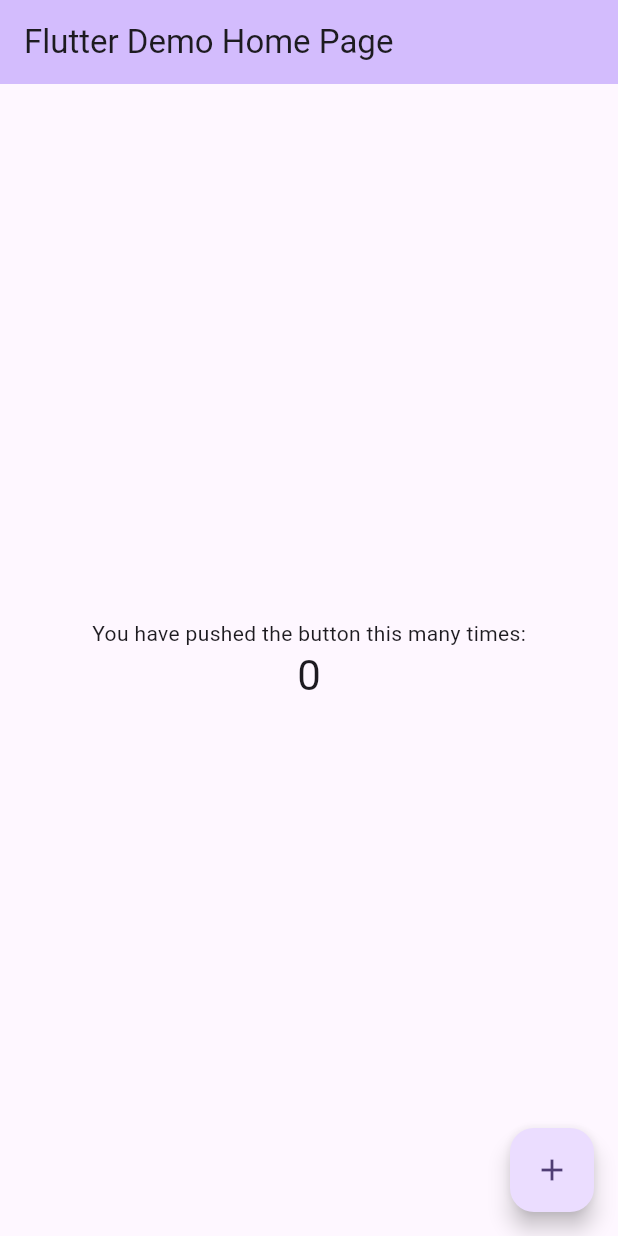
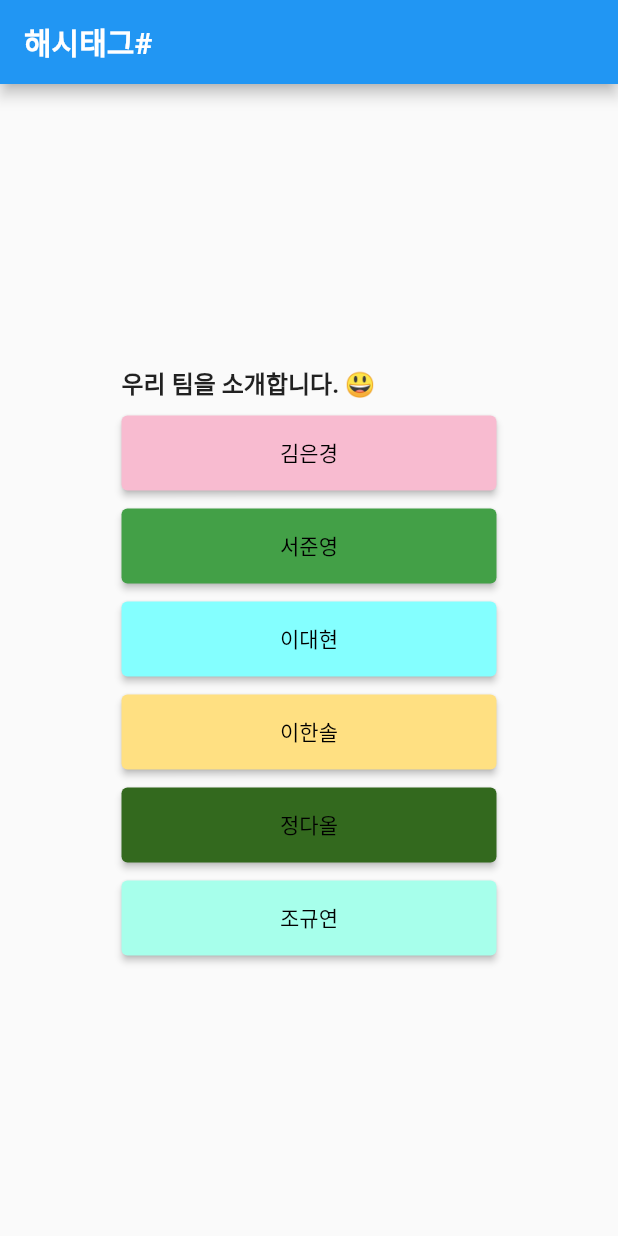
Before and after one commit to Luna828/teamCard_flutter, a Flutter app: the screen it shows after launch, on a phone screen of 412 x 824 dp. Run offline on Flutter 3.47's test engine with Material 2 defaults, Android fonts, the phone set to English and light mode, and no system bars; our stand-ins replace shared_preferences.

Commit message:
[FEAT]homepage 추가, [DOCS].gitignore에 .DS_Store 추가

```diff
--- a/team_card_project/lib/main.dart
+++ b/team_card_project/lib/main.dart
@@ -1,125 +1,153 @@
+import 'package:flutter/cupertino.dart';
 import 'package:flutter/material.dart';
+import 'package:shared_preferences/shared_preferences.dart';
+import 'GyuYeon.dart';
 
-void main() {
-  runApp(const MyApp());
+late SharedPreferences prefs;
+void main() async {
+  WidgetsFlutterBinding.ensureInitialized();
+  prefs = await SharedPreferences.getInstance();
+  runApp(
+    const MyApp(),
+  );
 }
 
 class MyApp extends StatelessWidget {
   const MyApp({super.key});
-
   // This widget is the root of your application.
   @override
   Widget build(BuildContext context) {
     return MaterialApp(
-      title: 'Flutter Demo',
-      theme: ThemeData(
-        // This is the theme of your application.
-        //
-        // TRY THIS: Try running your application with "flutter run". You'll see
-        // the application has a blue toolbar. Then, without quitting the app,
-        // try changing the seedColor in the colorScheme below to Colors.green
-        // and then invoke "hot reload" (save your changes or press the "hot
-        // reload" button in a Flutter-supported IDE, or press "r" if you used
-        // the command line to start the app).
-        //
-        // Notice that the counter didn't reset back to zero; the application
-        // state is not lost during the reload. To reset the state, use hot
-        // restart instead.
-        //
-        // This works for code too, not just values: Most code changes can be
-        // tested with just a hot reload.
-        colorScheme: ColorScheme.fromSeed(seedColor: Colors.deepPurple),
-        useMaterial3: true,
-      ),
-      home: const MyHomePage(title: 'Flutter Demo Home Page'),
+      debugShowCheckedModeBanner: false,
+      home: HomePage(),
     );
   }
 }
 
-class MyHomePage extends StatefulWidget {
-  const MyHomePage({super.key, required this.title});
-
-  // This widget is the home page of your application. It is stateful, meaning
-  // that it has a State object (defined below) that contains fields that affect
-  // how it looks.
-
-  // This class is the configuration for the state. It holds the values (in this
-  // case the title) provided by the parent (in this case the App widget) and
-  // used by the build method of the State. Fields in a Widget subclass are
-  // always marked "final".
-
-  final String title;
-
-  @override
-  State<MyHomePage> createState() => _MyHomePageState();
-}
-
-class _MyHomePageState extends State<MyHomePage> {
-  int _counter = 0;
-
-  void _incrementCounter() {
-    setState(() {
-      // This call to setState tells the Flutter framework that something has
-      // changed in this State, which causes it to rerun the build method below
-      // so that the display can reflect the updated values. If we changed
-      // _counter without calling setState(), then the build method would not be
-      // called again, and so nothing would appear to happen.
-      _counter++;
-    });
-  }
-
+class HomePage extends StatelessWidget {
+  const HomePage({super.key});
   @override
   Widget build(BuildContext context) {
-    // This method is rerun every time setState is called, for instance as done
-    // by the _incrementCounter method above.
-    //
-    // The Flutter framework has been optimized to make rerunning build methods
-    // fast, so that you can just rebuild anything that needs updating rather
-    // than having to individually change instances of widgets.
     return Scaffold(
       appBar: AppBar(
-        // TRY THIS: Try changing the color here to a specific color (to
-        // Colors.amber, perhaps?) and trigger a hot reload to see the AppBar
-        // change color while the other colors stay the same.
-        backgroundColor: Theme.of(context).colorScheme.inversePrimary,
-        // Here we take the value from the MyHomePage object that was created by
-        // the App.build method, and use it to set our appbar title.
-        title: Text(widget.title),
+        backgroundColor: Colors.blue,
+        title: Text(
+          "해시태그#",
+          style: TextStyle(fontWeight: FontWeight.bold, color: Colors.white),
+        ),
       ),
       body: Center(
-        // Center is a layout widget. It takes a single child and positions it
-        // in the middle of the parent.
         child: Column(
-          // Column is also a layout widget. It takes a list of children and
-          // arranges them vertically. By default, it sizes itself to fit its
-          // children horizontally, and tries to be as tall as its parent.
-          //
-          // Column has various properties to control how it sizes itself and
-          // how it positions its children. Here we use mainAxisAlignment to
-          // center the children vertically; the main axis here is the vertical
-          // axis because Columns are vertical (the cross axis would be
-          // horizontal).
-          //
-          // TRY THIS: Invoke "debug painting" (choose the "Toggle Debug Paint"
-          // action in the IDE, or press "p" in the console), to see the
-          // wireframe for each widget.
           mainAxisAlignment: MainAxisAlignment.center,
-          children: <Widget>[
-            const Text(
-              'You have pushed the button this many times:',
+          crossAxisAlignment: CrossAxisAlignment.start,
+          children: [
+            Text(
+              '우리 팀을 소개합니다. \u{1F603}',
+              style: TextStyle(fontWeight: FontWeight.bold, fontSize: 16),
             ),
-            Text(
-              '$_counter',
-              style: Theme.of(context).textTheme.headlineMedium,
+            SizedBox(
+              height: 10,
             ),
+            ElevatedButton(
+                onPressed: () {},
+                style: ElevatedButton.styleFrom(
+                    fixedSize: const Size(250, 50),
+                    backgroundColor: Colors.pink[100]),
+                child: Text(
+                  '김은경',
+                  style: TextStyle(color: Colors.black),
+                )),
+            SizedBox(
+              height: 12,
+            ),
+            ElevatedButton(
+                onPressed: () {
+                  Navigator.push(context,
+                      MaterialPageRoute(builder: (context) => GyuYeon()));
+                },
+                style: ElevatedButton.styleFrom(
+                    fixedSize: const Size(250, 50),
+                    backgroundColor: Colors.green[600]),
+                child: Text(
+                  '서준영',
+                  style: TextStyle(color: Colors.black),
+                )),
+            SizedBox(
+              height: 12,
+            ),
+            ElevatedButton(
+                onPressed: () {},
+                style: ElevatedButton.styleFrom(
+                    fixedSize: const Size(250, 50),
+                    backgroundColor: Colors.cyanAccent[100]),
+                child: Text(
+                  '이대현',
+                  style: TextStyle(color: Colors.black),
+                )),
+            SizedBox(
+              height: 12,
+            ),
+            ElevatedButton(
+                onPressed: () {},
+                style: ElevatedButton.styleFrom(
+                    fixedSize: const Size(250, 50),
+                    backgroundColor: Colors.amber[200]),
+                child: Text(
+                  '이한솔',
+                  style: TextStyle(color: Colors.black),
+                )),
+            SizedBox(
+              height: 12,
+            ),
+            ElevatedButton(
+                onPressed: () {},
+                style: ElevatedButton.styleFrom(
+                    fixedSize: const Size(250, 50),
+                    backgroundColor: Colors.lightGreen[900]),
+                child: Text(
+                  '정다올',
+                  style: TextStyle(color: Colors.black),
+                )),
+            SizedBox(
+              height: 12,
+            ),
+            ElevatedButton(
+                onPressed: () {
+                  Navigator.push(
+                      context, MaterialPageRoute(builder: (_) => GyuYeon()));
+                },
+                style: ElevatedButton.styleFrom(
+                    fixedSize: const Size(250, 50),
+                    backgroundColor: Colors.tealAccent[100]),
+                child: Text(
+                  '조규연',
+                  style: TextStyle(color: Colors.black),
+                )),
           ],
         ),
       ),
-      floatingActionButton: FloatingActionButton(
-        onPressed: _incrementCounter,
-        tooltip: 'Increment',
-        child: const Icon(Icons.add),
-      ), // This trailing comma makes auto-formatting nicer for build methods.
     );
   }
 }
+
+class CorrectionPage extends StatelessWidget {
+  CorrectionPage({
+    super.key,
+  });
+  @override
+  Widget build(BuildContext context) {
+    return Scaffold(
+        appBar: AppBar(
+            title: Text('수정하기', style: TextStyle(fontWeight: FontWeight.bold)),
+            actions: [
+          ElevatedButton(
+            onPressed: () {},
+            style: ElevatedButton.styleFrom(
+              elevation: 0,
+            ),
+            child: Text('저장',
+                style: TextStyle(fontWeight: FontWeight.bold, fontSize: 16)),
+          ),
+        ]));
+  }
+}
```
Also changed, not shown: team_card_project/lib/GyuYeon.dart (+116 -0 lines).
